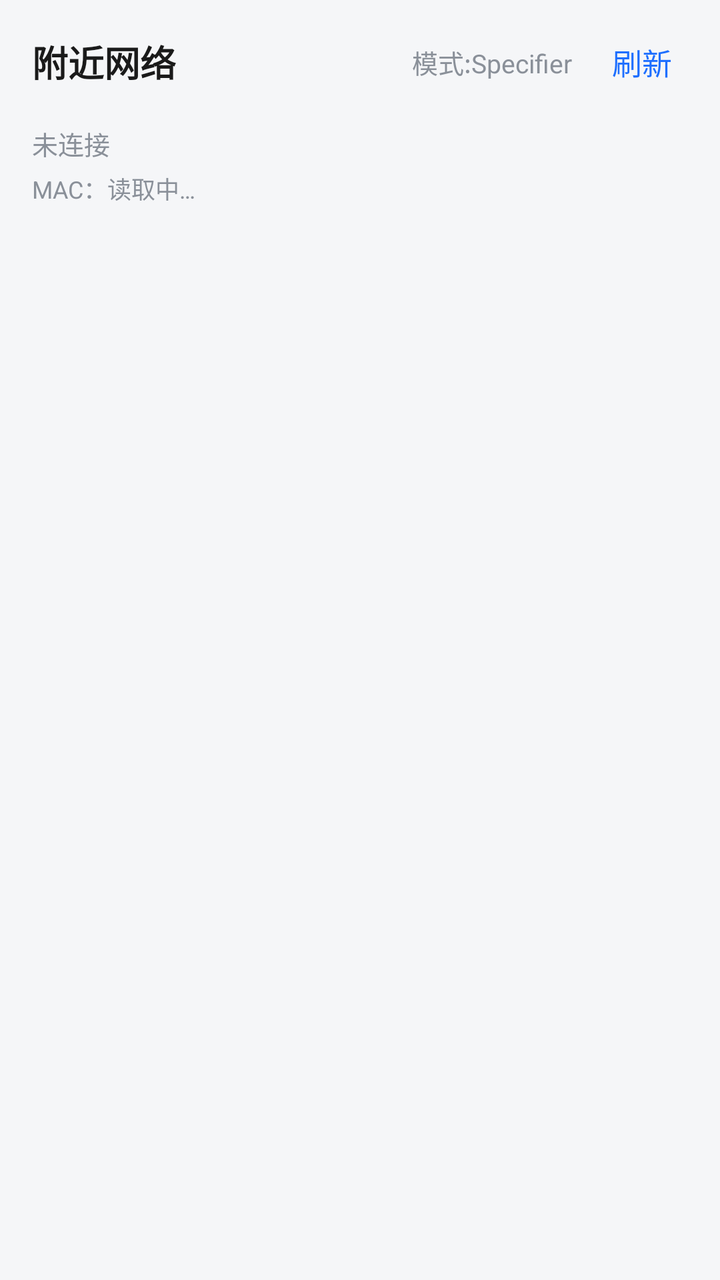
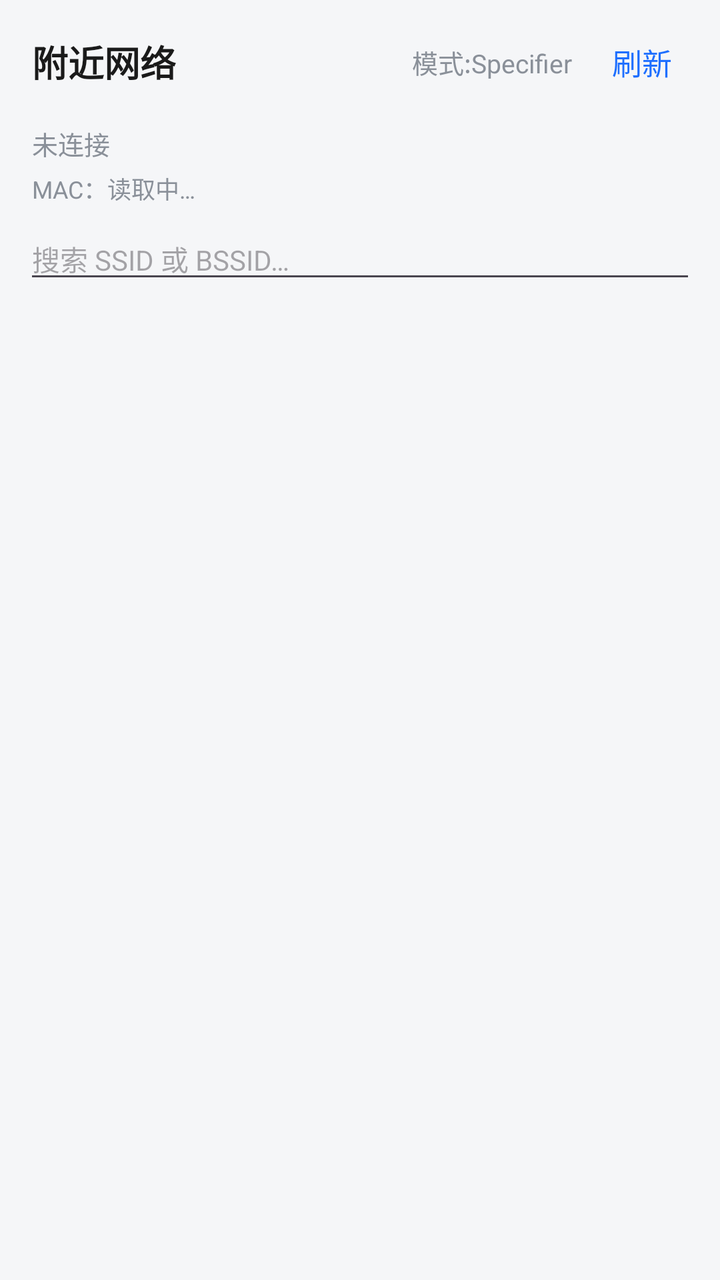

Compare the two renders of this Android layout. The source of the first and the diff that turns it into the second are given below.
<!-- AndroidManifest.xml: application theme Theme.BssidConnect -->
<!-- res/layout/activity_main.xml -->
<?xml version="1.0" encoding="utf-8"?>
<LinearLayout xmlns:android="http://schemas.android.com/apk/res/android"
    android:layout_width="match_parent"
    android:layout_height="match_parent"
    android:orientation="vertical"
    android:fitsSystemWindows="true"
    android:background="@color/bg_gray">

    <LinearLayout
        android:layout_width="match_parent"
        android:layout_height="wrap_content"
        android:orientation="horizontal"
        android:gravity="center_vertical"
        android:paddingHorizontal="16dp"
        android:paddingVertical="12dp">

        <TextView
            android:id="@+id/tvTitle"
            android:layout_width="0dp"
            android:layout_height="wrap_content"
            android:layout_weight="1"
            android:text="附近网络"
            android:textColor="#1A1A1A"
            android:textSize="18sp"
            android:textStyle="bold" />

        <ProgressBar
            android:id="@+id/progressScan"
            android:layout_width="24dp"
            android:layout_height="24dp"
            android:visibility="gone" />

        <TextView
            android:id="@+id/btnMode"
            android:layout_width="wrap_content"
            android:layout_height="wrap_content"
            android:padding="8dp"
            android:layout_marginEnd="4dp"
            android:text="模式:Specifier"
            android:textColor="@color/text_secondary"
            android:textSize="13sp" />

        <TextView
            android:id="@+id/btnUnlock"
            android:layout_width="wrap_content"
            android:layout_height="wrap_content"
            android:padding="8dp"
            android:layout_marginEnd="4dp"
            android:text="解锁"
            android:textColor="#D32F2F"
            android:textSize="13sp"
            android:visibility="gone" />

        <TextView
            android:id="@+id/btnScan"
            android:layout_width="wrap_content"
            android:layout_height="wrap_content"
            android:padding="8dp"
            android:text="刷新"
            android:textColor="@color/primary"
            android:textSize="15sp" />
    </LinearLayout>

    <TextView
        android:id="@+id/tvStatus"
        android:layout_width="match_parent"
        android:layout_height="wrap_content"
        android:paddingHorizontal="16dp"
        android:paddingBottom="4dp"
        android:textColor="@color/text_secondary"
        android:textSize="13sp"
        android:text="未连接" />

    <TextView
        android:id="@+id/tvMac"
        android:layout_width="match_parent"
        android:layout_height="wrap_content"
        android:paddingHorizontal="16dp"
        android:textColor="@color/text_secondary"
        android:textSize="12sp"
        android:text="MAC：读取中…" />

    <TextView
        android:id="@+id/tvPerm"
        android:layout_width="match_parent"
        android:layout_height="wrap_content"
        android:padding="16dp"
        android:gravity="center"
        android:text="需要「附近设备/位置」权限才能扫描 Wi-Fi\n点击此处授权"
        android:textColor="@color/text_secondary"
        android:textSize="14sp"
        android:visibility="gone" />

    <androidx.recyclerview.widget.RecyclerView
        android:id="@+id/recycler"
        android:layout_width="match_parent"
        android:layout_height="match_parent"
        android:clipToPadding="false"
        android:paddingBottom="16dp" />
</LinearLayout>
<!-- resources referenced by this layout -->
<resources>
  <color name="bg_gray">#F5F6F8</color>
  <color name="primary">#1E6FFF</color>
  <color name="text_secondary">#8A9099</color>
  <style name="Theme.BssidConnect" parent="Theme.Material3.DayNight.NoActionBar">
          <item name="colorPrimary">@color/primary</item>
          <item name="colorOnPrimary">@color/white</item>
          <item name="android:statusBarColor">@color/primary</item>
      </style>
  <color name="white">#FFFFFF</color>
</resources>

<!-- the commit's change to res/layout/activity_main.xml (unified diff, before → after) -->
@@ -80,6 +80,18 @@
         android:textSize="12sp"
         android:text="MAC：读取中…" />
 
+    <EditText
+        android:id="@+id/etSearch"
+        android:layout_width="match_parent"
+        android:layout_height="wrap_content"
+        android:layout_marginHorizontal="12dp"
+        android:layout_marginTop="6dp"
+        android:hint="搜索 SSID 或 BSSID…"
+        android:imeOptions="actionDone"
+        android:inputType="text"
+        android:maxLines="1"
+        android:textSize="14sp" />
+
     <TextView
         android:id="@+id/tvPerm"
         android:layout_width="match_parent"
